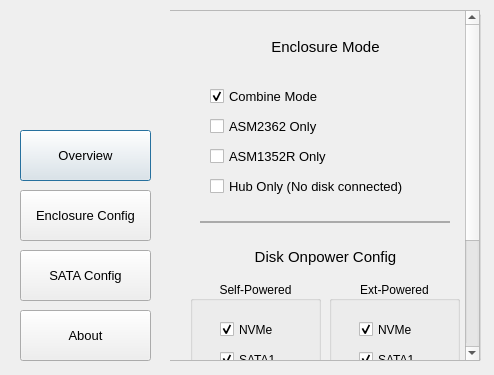
Above: ultra_enclosure_manager.ui from barryblueice/R-SODIUM-Ultra-Enclosure-Manager before the change. Below: the same form after it.
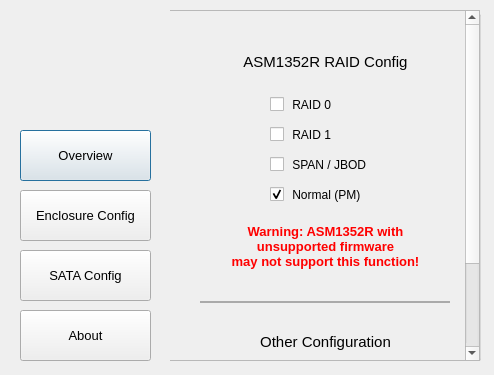
That is the form after the change. Icons and pictures are not drawn.

Diff of the .ui file:
```diff
--- a/ultra_enclosure_manager.ui
+++ b/ultra_enclosure_manager.ui
@@ -188,7 +188,7 @@
      <property name="geometry">
       <rect>
        <x>0</x>
-       <y>-121</y>
+       <y>0</y>
        <width>297</width>
        <height>470</height>
       </rect>
@@ -325,7 +325,7 @@
         <bool>false</bool>
        </property>
        <property name="text">
-        <string> Normal</string>
+        <string> Normal (PM)</string>
        </property>
        <property name="checked">
         <bool>true</bool>
@@ -1219,8 +1219,8 @@
   <zorder>about_button</zorder>
   <zorder>about</zorder>
   <zorder>overview</zorder>
-  <zorder>sataconfig</zorder>
   <zorder>boxmode</zorder>
+  <zorder>sataconfig</zorder>
  </widget>
  <resources>
   <include location="usm.qrc"/>
```
